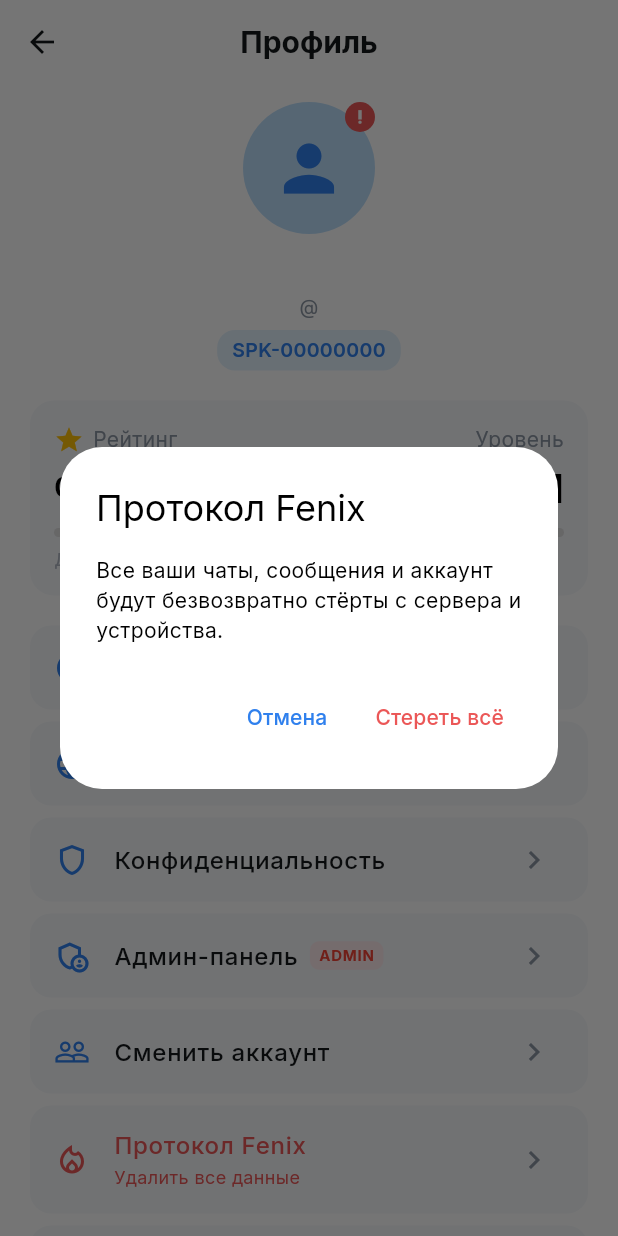
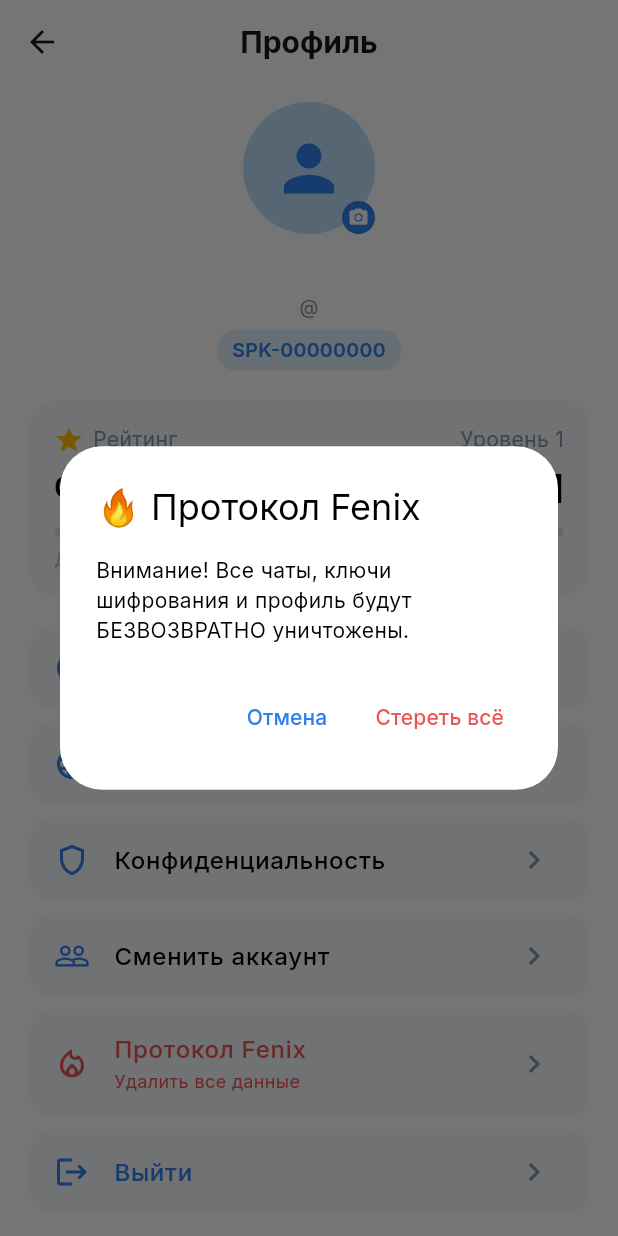
Before and after one commit to vectoramir27-svg/-, a Flutter app: the ProfileScreen screen opened directly, after a tap on "Протокол Fenix", on a phone screen of 412 x 824 dp. Run offline on Flutter 3.47's test engine with Material 3 defaults, Android fonts, the phone set to English and light mode, and no system bars; our stand-ins replace flutter_secure_storage, google_fonts, local_auth, shared_preferences; missing offline and left inert: screen_protector; accounts and stored records are empty.

Commit message:
Update profile_screen.dart

```diff
--- a/lib/features/profile/screens/profile_screen.dart
+++ b/lib/features/profile/screens/profile_screen.dart
@@ -1,8 +1,11 @@
 import 'package:flutter/material.dart';
 import '../../../core/constants/app_colors.dart';
 import '../../../core/services/storage_service.dart';
+import '../../../core/services/app_state.dart';
 import '../../privacy/screens/privacy_settings_screen.dart';
+import '../../admin/screens/admin_panel_screen.dart';
 import '../../onboarding/screens/onboarding_screen.dart';
+import '../../auth/screens/login_screen.dart';
 
 class ProfileScreen extends StatefulWidget {
   const ProfileScreen({super.key});
@@ -13,13 +16,72 @@ class ProfileScreen extends StatefulWidget {
 
 class _ProfileScreenState extends State<ProfileScreen> {
   final StorageService _storage = StorageService();
+  final AppState _appState = AppState();
+
+  void _chooseAvatar() {
+    showModalBottomSheet(
+      context: context,
+      shape: const RoundedRectangleBorder(borderRadius: BorderRadius.vertical(top: Radius.circular(20))),
+      builder: (ctx) => Padding(
+        padding: const EdgeInsets.all(20),
+        child: Column(
+          mainAxisSize: MainAxisSize.min,
+          children: [
+            const Text("Выберите аватар профиля", style: TextStyle(fontSize: 18, fontWeight: FontWeight.bold)),
+            const SizedBox(height: 16),
+            Row(
+              mainAxisAlignment: MainAxisAlignment.spaceEvenly,
+              children: ["🚀", "🕶️", "⚡", "🦊", "👑"].map((emoji) {
+                return InkWell(
+                  onTap: () {
+                    _appState.setAvatar(emoji);
+                    Navigator.pop(ctx);
+                    setState(() {});
+                  },
+                  child: Container(
+                    padding: const EdgeInsets.all(12),
+                    decoration: BoxDecoration(shape: BoxShape.circle, color: Theme.of(context).cardColor),
+                    child: Text(emoji, style: const TextStyle(fontSize: 30)),
+                  ),
+                );
+              }).toList(),
+            ),
+            const SizedBox(height: 16),
+          ],
+        ),
+      ),
+    );
+  }
+
+  void _safeLogout() {
+    showDialog(
+      context: context,
+      builder: (ctx) => AlertDialog(
+        title: const Text("Выход из аккаунта"),
+        content: const Text("Вы сможете войти обратно, используя ваш @username / SpeaklyID и PIN-код."),
+        actions: [
+          TextButton(onPressed: () => Navigator.pop(ctx), child: const Text("Отмена")),
+          TextButton(
+            onPressed: () {
+              Navigator.pop(ctx);
+              Navigator.of(context).pushAndRemoveUntil(
+                MaterialPageRoute(builder: (_) => const LoginScreen()),
+                (route) => false,
+              );
+            },
+            child: const Text("Выйти", style: TextStyle(color: AppColors.primaryBlue)),
+          ),
+        ],
+      ),
+    );
+  }
 
   void _executeFenix() {
     showDialog(
       context: context,
       builder: (ctx) => AlertDialog(
-        title: const Text("Протокол Fenix"),
-        content: const Text("Все ваши чаты, сообщения и аккаунт будут безвозвратно стёрты с сервера и устройства."),
+        title: const Text("🔥 Протокол Fenix"),
+        content: const Text("Внимание! Все чаты, ключи шифрования и профиль будут БЕЗВОЗВРАТНО уничтожены."),
         actions: [
           TextButton(onPressed: () => Navigator.pop(ctx), child: const Text("Отмена")),
           TextButton(
@@ -44,36 +106,37 @@ class _ProfileScreenState extends State<ProfileScreen> {
     final points = _storage.ratingPoints;
     final username = _storage.username;
     final speaklyId = _storage.speaklyId;
+    final isAdmin = _appState.isAdmin;
 
     return Scaffold(
-      appBar: AppBar(
-        title: const Text("Профиль"),
-      ),
+      appBar: AppBar(title: Text(_appState.tr('profile'))),
       body: SingleChildScrollView(
         padding: const EdgeInsets.symmetric(horizontal: 20),
         child: Column(
           children: [
             const SizedBox(height: 12),
-            Stack(
+            GestureDetector(
+              onTap: _chooseAvatar,
+              child: Stack(
                 children: [
                   CircleAvatar(
                     radius: 44,
                     backgroundColor: Colors.blue.shade100,
-                  child: const Icon(Icons.person, size: 50, color: AppColors.primaryBlue),
+                    child: _appState.customAvatarUrl != null
+                        ? Text(_appState.customAvatarUrl!, style: const TextStyle(fontSize: 40))
+                        : const Icon(Icons.person, size: 50, color: AppColors.primaryBlue),
                   ),
                   Positioned(
                     right: 0,
-                  top: 0,
+                    bottom: 0,
                     child: Container(
                       padding: const EdgeInsets.all(4),
-                    decoration: const BoxDecoration(
-                      color: AppColors.dangerRed,
-                      shape: BoxShape.circle,
-                    ),
-                    child: const Icon(Icons.priority_high, size: 12, color: Colors.white),
+                      decoration: const BoxDecoration(color: AppColors.primaryBlue, shape: BoxShape.circle),
+                      child: const Icon(Icons.camera_alt, size: 14, color: Colors.white),
                     ),
                   )
                 ],
+              ),
             ),
             const SizedBox(height: 10),
             Text(username, style: const TextStyle(fontSize: 20, fontWeight: FontWeight.bold)),
@@ -81,23 +144,13 @@ class _ProfileScreenState extends State<ProfileScreen> {
             const SizedBox(height: 6),
             Container(
               padding: const EdgeInsets.symmetric(horizontal: 10, vertical: 4),
-              decoration: BoxDecoration(
-                color: Colors.blue.shade50,
-                borderRadius: BorderRadius.circular(12),
-              ),
-              child: Text(
-                speaklyId,
-                style: const TextStyle(color: AppColors.primaryBlue, fontWeight: FontWeight.w600, fontSize: 13),
-              ),
+              decoration: BoxDecoration(color: Colors.blue.shade50, borderRadius: BorderRadius.circular(12)),
+              child: Text(speaklyId, style: const TextStyle(color: AppColors.primaryBlue, fontWeight: FontWeight.w600, fontSize: 13)),
             ),
             const SizedBox(height: 20),
-            // Блок рейтинга
             Container(
               padding: const EdgeInsets.all(16),
-              decoration: BoxDecoration(
-                color: AppColors.cardLight,
-                borderRadius: BorderRadius.circular(16),
-              ),
+              decoration: BoxDecoration(color: Theme.of(context).cardColor, borderRadius: BorderRadius.circular(16)),
               child: Column(
                 children: [
                   Row(
@@ -110,7 +163,7 @@ class _ProfileScreenState extends State<ProfileScreen> {
                           Text("Рейтинг", style: TextStyle(color: AppColors.textGray)),
                         ],
                       ),
-                      const Text("Уровень", style: TextStyle(color: AppColors.textGray)),
+                      Text("Уровень ${points >= 5000 ? 2 : 1}", style: const TextStyle(color: AppColors.textGray)),
                     ],
                   ),
                   const SizedBox(height: 4),
@@ -118,42 +171,57 @@ class _ProfileScreenState extends State<ProfileScreen> {
                     mainAxisAlignment: MainAxisAlignment.spaceBetween,
                     children: [
                       Text("$points очков", style: const TextStyle(fontSize: 18, fontWeight: FontWeight.bold)),
-                      const Text("1", style: TextStyle(fontSize: 26, fontWeight: FontWeight.bold)),
+                      Text("${points >= 5000 ? 2 : 1}", style: const TextStyle(fontSize: 26, fontWeight: FontWeight.bold)),
                     ],
                   ),
                   const SizedBox(height: 8),
                   LinearProgressIndicator(
-                    value: points / 5000,
+                    value: (points / 5000).clamp(0.0, 1.0),
                     backgroundColor: Colors.grey.shade300,
                     valueColor: const AlwaysStoppedAnimation<Color>(AppColors.primaryBlue),
                     minHeight: 6,
                     borderRadius: BorderRadius.circular(3),
                   ),
                   const SizedBox(height: 6),
-                  const Align(
+                  Align(
                     alignment: Alignment.centerLeft,
-                    child: Text("До 2 уровня: 5000 очков", style: TextStyle(color: AppColors.textMuted, fontSize: 12)),
+                    child: Text(
+                      points >= 5000 ? "Максимальный уровень разблокирован!" : "До 2 уровня: ${5000 - points} очков",
+                      style: const TextStyle(color: AppColors.textMuted, fontSize: 12),
+                    ),
                   ),
                 ],
               ),
             ),
             const SizedBox(height: 16),
-            _buildMenuItem(Icons.palette_outlined, "Внешний вид", trailing: "Светлая >"),
-            _buildMenuItem(Icons.language_outlined, "Язык", trailing: "RU >"),
+            _buildMenuItem(
+              Icons.palette_outlined,
+              _appState.tr('appearance'),
+              trailing: _appState.isDarkMode ? "Тёмная >" : "Светлая >",
+              onTap: () => setState(() => _appState.toggleTheme()),
+            ),
+            _buildMenuItem(
+              Icons.language_outlined,
+              _appState.tr('language'),
+              trailing: "${_appState.currentLocale} >",
+              onTap: () => setState(() => _appState.toggleLocale()),
+            ),
             _buildMenuItem(
               Icons.shield_outlined,
-              "Конфиденциальность",
-              onTap: () {
-                Navigator.of(context).push(
-                  MaterialPageRoute(builder: (_) => const PrivacySettingsScreen()),
-                );
-              },
+              _appState.tr('privacy'),
+              onTap: () => Navigator.of(context).push(MaterialPageRoute(builder: (_) => const PrivacySettingsScreen())),
             ),
-            _buildMenuItem(Icons.admin_panel_settings_outlined, "Админ-панель", badge: "ADMIN"),
-            _buildMenuItem(Icons.people_outline, "Сменить аккаунт"),
+            if (isAdmin)
+              _buildMenuItem(
+                Icons.admin_panel_settings_outlined,
+                _appState.tr('admin_panel'),
+                badge: "ADMIN",
+                onTap: () => Navigator.of(context).push(MaterialPageRoute(builder: (_) => const AdminPanelScreen())),
+              ),
+            _buildMenuItem(Icons.people_outline, _appState.tr('switch_account'), onTap: _safeLogout),
             _buildMenuItem(
               Icons.local_fire_department_outlined,
-              "Протокол Fenix",
+              _appState.tr('fenix_proto'),
               subtitle: "Удалить все данные",
               iconColor: AppColors.dangerRed,
               textColor: AppColors.dangerRed,
@@ -161,13 +229,11 @@ class _ProfileScreenState extends State<ProfileScreen> {
             ),
             _buildMenuItem(
               Icons.logout,
-              "Выйти",
-              iconColor: AppColors.dangerRed,
-              textColor: AppColors.dangerRed,
-              onTap: _executeFenix,
+              _appState.tr('logout'),
+              iconColor: AppColors.primaryBlue,
+              textColor: AppColors.primaryBlue,
+              onTap: _safeLogout,
             ),
-            const SizedBox(height: 16),
-            const Text("Speakly v1.0.0", style: TextStyle(color: AppColors.textMuted, fontSize: 12)),
             const SizedBox(height: 24),
           ],
         ),
@@ -187,34 +253,19 @@ class _ProfileScreenState extends State<ProfileScreen> {
   }) {
     return Container(
       margin: const EdgeInsets.symmetric(vertical: 4),
-      decoration: BoxDecoration(
-        color: AppColors.cardLight,
-        borderRadius: BorderRadius.circular(14),
-      ),
+      decoration: BoxDecoration(color: Theme.of(context).cardColor, borderRadius: BorderRadius.circular(14)),
       child: ListTile(
         onTap: onTap,
         leading: Icon(icon, color: iconColor ?? AppColors.primaryBlue),
         title: Row(
           children: [
-            Text(
-              title,
-              style: TextStyle(
-                fontWeight: FontWeight.w500,
-                color: textColor ?? AppColors.textDark,
-              ),
-            ),
+            Text(title, style: TextStyle(fontWeight: FontWeight.w500, color: textColor)),
             if (badge != null) ...[
               const SizedBox(width: 8),
               Container(
                 padding: const EdgeInsets.symmetric(horizontal: 6, vertical: 2),
-                decoration: BoxDecoration(
-                  color: Colors.red.shade50,
-                  borderRadius: BorderRadius.circular(6),
-                ),
-                child: Text(
-                  badge,
-                  style: const TextStyle(color: Colors.red, fontSize: 10, fontWeight: FontWeight.bold),
-                ),
+                decoration: BoxDecoration(color: Colors.red.shade50, borderRadius: BorderRadius.circular(6)),
+                child: Text(badge, style: const TextStyle(color: Colors.red, fontSize: 10, fontWeight: FontWeight.bold)),
               ),
             ]
           ],
```
Lines whose indentation alone changed are shown as unchanged.
